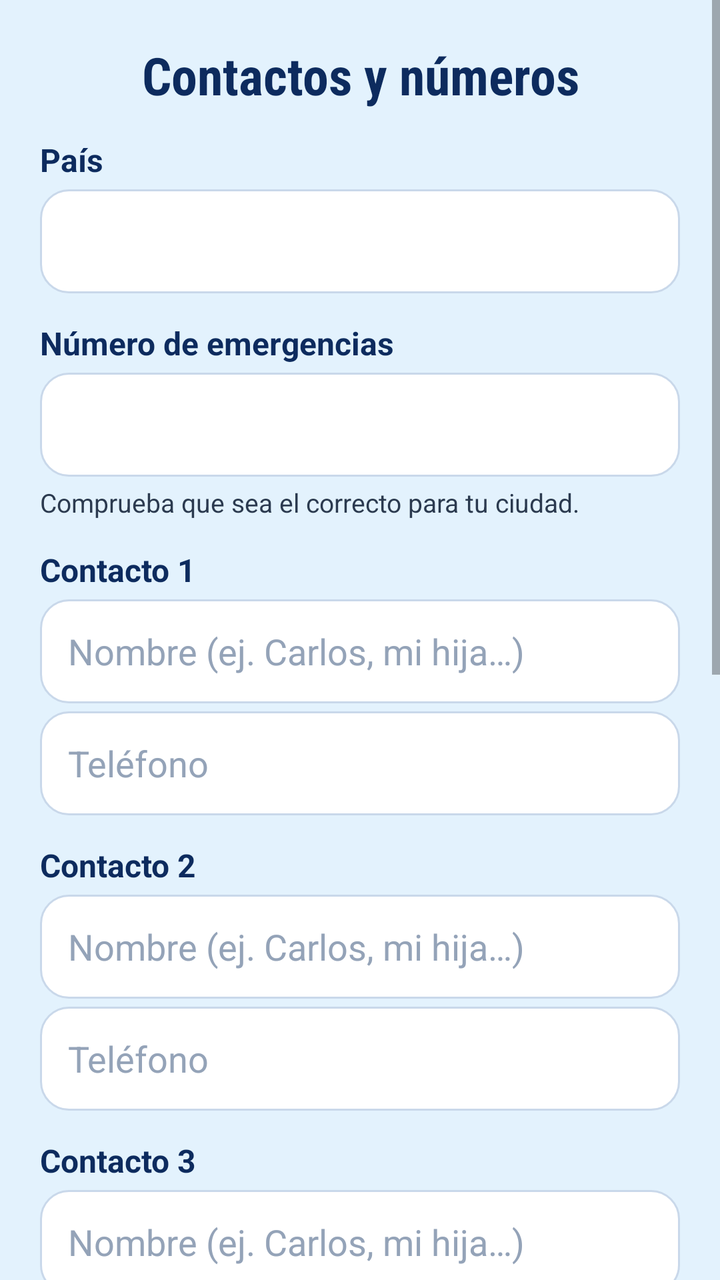
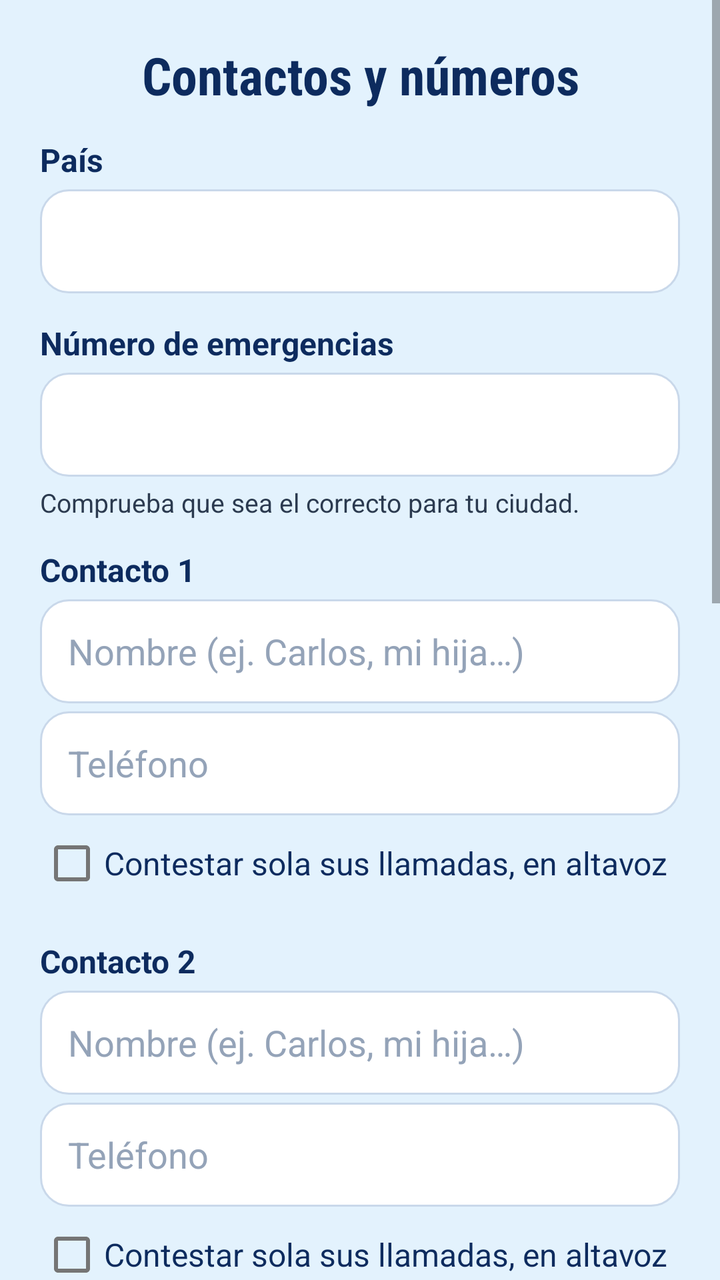

An Android layout rendered at two revisions. The XML below is the earlier revision; the diff shows what the commit changed to produce the second picture.
<!-- AndroidManifest.xml: application theme Theme.MivorKiosk -->
<!-- res/layout/dialog_config.xml -->
<?xml version="1.0" encoding="utf-8"?>
<ScrollView xmlns:android="http://schemas.android.com/apk/res/android"
    xmlns:app="http://schemas.android.com/apk/res-auto"
    android:layout_width="match_parent"
    android:layout_height="wrap_content">

    <LinearLayout
        style="@style/DialogRoot"
        android:layout_width="match_parent"
        android:layout_height="wrap_content">

        <TextView
            style="@style/DialogTitle"
            android:text="Contactos y números" />

        <TextView
            style="@style/FormLabel"
            android:text="País" />

        <Spinner
            android:id="@+id/spCountry"
            style="@style/FormField"
            android:paddingHorizontal="4dp" />

        <TextView
            style="@style/FormLabel"
            android:text="Número de emergencias" />

        <EditText
            android:id="@+id/etEmergency"
            style="@style/FormField"
            android:importantForAutofill="no"
            android:inputType="phone" />

        <TextView
            style="@style/DialogSub"
            android:layout_marginBottom="0dp"
            android:gravity="start"
            android:text="Comprueba que sea el correcto para tu ciudad."
            android:textSize="13sp" />

            <TextView
                style="@style/FormLabel"
                android:text="Contacto 1" />

            <EditText
                android:id="@+id/etName1"
                style="@style/FormField"
                android:hint="Nombre (ej. Carlos, mi hija…)"
                android:importantForAutofill="no"
                android:inputType="textPersonName|textCapWords" />

            <EditText
                android:id="@+id/etPhone1"
                style="@style/FormField"
                android:hint="Teléfono"
                android:importantForAutofill="no"
                android:inputType="phone" />

            <TextView
                style="@style/FormLabel"
                android:text="Contacto 2" />

            <EditText
                android:id="@+id/etName2"
                style="@style/FormField"
                android:hint="Nombre (ej. Carlos, mi hija…)"
                android:importantForAutofill="no"
                android:inputType="textPersonName|textCapWords" />

            <EditText
                android:id="@+id/etPhone2"
                style="@style/FormField"
                android:hint="Teléfono"
                android:importantForAutofill="no"
                android:inputType="phone" />

            <TextView
                style="@style/FormLabel"
                android:text="Contacto 3" />

            <EditText
                android:id="@+id/etName3"
                style="@style/FormField"
                android:hint="Nombre (ej. Carlos, mi hija…)"
                android:importantForAutofill="no"
                android:inputType="textPersonName|textCapWords" />

            <EditText
                android:id="@+id/etPhone3"
                style="@style/FormField"
                android:hint="Teléfono"
                android:importantForAutofill="no"
                android:inputType="phone" />

        <TextView
            style="@style/FormLabel"
            android:text="Grupo de WhatsApp de la familia" />

        <EditText
            android:id="@+id/etGroup"
            style="@style/FormField"
            android:hint="Nombre exacto del grupo"
            android:importantForAutofill="no"
            android:inputType="text|textCapSentences" />

        <TextView
            style="@style/DialogSub"
            android:layout_marginBottom="0dp"
            android:gravity="start"
            android:text="En una emergencia se envía a este grupo el aviso con la ubicación y se hace una llamada grupal. Escríbelo igual que en WhatsApp."
            android:textSize="13sp" />

        <TextView
            style="@style/FormLabel"
            android:text="WhatsApp de la familia" />

        <EditText
            android:id="@+id/etWhatsapp"
            style="@style/FormField"
            android:hint="Número (si lo dejas vacío, el contacto 1)"
            android:importantForAutofill="no"
            android:inputType="phone" />

        <TextView
            style="@style/DialogSub"
            android:layout_marginBottom="0dp"
            android:gravity="start"
            android:text="Recibe las fotos, y el aviso de emergencia si no hay grupo. Con el prefijo del país (+57, +52…) si es de otro país."
            android:textSize="13sp" />

        <TextView
            style="@style/FormLabel"
            android:text="Recordatorio de medicamentos" />

        <EditText
            android:id="@+id/etMeds"
            style="@style/FormField"
            android:gravity="top|start"
            android:hint="Ej.: Losartán 50 mg por la mañana con agua"
            android:importantForAutofill="no"
            android:inputType="textMultiLine|textCapSentences"
            android:minLines="2"
            android:paddingVertical="12dp" />

        <LinearLayout
            android:layout_width="match_parent"
            android:layout_height="wrap_content"
            android:layout_marginTop="18dp"
            android:orientation="horizontal">

            <com.google.android.material.button.MaterialButton
                android:id="@+id/btnCancelConfig"
                style="@style/BigButton.Light"
                android:layout_width="0dp"
                android:layout_marginEnd="6dp"
                android:layout_weight="1"
                android:text="Cancelar" />

            <com.google.android.material.button.MaterialButton
                android:id="@+id/btnSaveConfig"
                style="@style/BigButton"
                android:layout_width="0dp"
                android:layout_marginStart="6dp"
                android:layout_weight="1"
                android:text="Guardar"
                app:backgroundTint="@color/c_blue" />
        </LinearLayout>
    </LinearLayout>
</ScrollView>
<!-- resources referenced by this layout -->
<resources>
  <color name="c_blue">#0A6CF1</color>
  <style name="BigButton" parent="Widget.MaterialComponents.Button">
          <item name="android:layout_width">match_parent</item>
          <item name="android:layout_height">64dp</item>
          <item name="android:layout_marginTop">6dp</item>
          <item name="android:layout_marginBottom">6dp</item>
          <item name="android:textSize">19sp</item>
          <item name="android:textAllCaps">false</item>
          <item name="android:textColor">@android:color/white</item>
          <item name="android:insetTop">0dp</item>
          <item name="android:insetBottom">0dp</item>
          <item name="cornerRadius">20dp</item>
      </style>
  <style name="BigButton.Light">
          <item name="android:textColor">@color/text_title</item>
          <item name="backgroundTint">@color/circle_gray</item>
      </style>
  <style name="DialogRoot">
          <item name="android:padding">20dp</item>
          <item name="android:orientation">vertical</item>
      </style>
  <style name="DialogSub">
          <item name="android:layout_width">match_parent</item>
          <item name="android:layout_height">wrap_content</item>
          <item name="android:gravity">center</item>
          <item name="android:textColor">@color/text_sub</item>
          <item name="android:textSize">16sp</item>
          <item name="android:layout_marginTop">4dp</item>
          <item name="android:layout_marginBottom">16dp</item>
      </style>
  <style name="DialogTitle">
          <item name="android:layout_width">match_parent</item>
          <item name="android:layout_height">wrap_content</item>
          <item name="android:gravity">center</item>
          <item name="android:textColor">@color/text_title</item>
          <item name="android:textSize">26sp</item>
          <item name="android:textStyle">bold</item>
          <item name="android:fontFamily">sans-serif-condensed</item>
      </style>
  <style name="FormField">
          <item name="android:layout_width">match_parent</item>
          <item name="android:layout_height">wrap_content</item>
          <item name="android:layout_marginTop">4dp</item>
          <item name="android:minHeight">52dp</item>
          <item name="android:paddingHorizontal">14dp</item>
          <item name="android:background">@drawable/bg_form_field</item>
          <item name="android:textColor">@color/text_title</item>
          <item name="android:textColorHint">@color/text_muted</item>
          <item name="android:textSize">18sp</item>
      </style>
  <style name="FormLabel">
          <item name="android:layout_width">match_parent</item>
          <item name="android:layout_height">wrap_content</item>
          <item name="android:layout_marginTop">14dp</item>
          <item name="android:textColor">@color/text_title</item>
          <item name="android:textSize">16sp</item>
          <item name="android:textStyle">bold</item>
      </style>
  <style name="Theme.MivorKiosk" parent="Theme.MaterialComponents.DayNight.NoActionBar">
          <item name="colorPrimary">@color/primary</item>
          <item name="colorPrimaryDark">@color/bg_main</item>
          <item name="colorAccent">@color/accent</item>
          <item name="android:windowBackground">@color/bg_main</item>
          <item name="android:statusBarColor">@color/bg_main</item>
          <item name="android:navigationBarColor">@color/bg_main</item>
          <item name="android:windowLightStatusBar">false</item>
      </style>
  <color name="text_title">#0D2B5E</color>
  <color name="circle_gray">#DDE6EE</color>
  <color name="text_sub">#2B3A4F</color>
  <!-- drawable bg_form_field (drawable) -->
  <?xml version="1.0" encoding="utf-8"?>
  <shape xmlns:android="http://schemas.android.com/apk/res/android">
      <solid android:color="#FFFFFF" />
      <corners android:radius="14dp" />
      <stroke android:width="1dp" android:color="#C9D8EA" />
  </shape>
  <color name="text_muted">#94A3B8</color>
  <color name="primary">#0055ff</color>
  <color name="bg_main">#E3F2FD</color>
  <color name="accent">#00ab84</color>
</resources>

<!-- the commit's change to res/layout/dialog_config.xml (unified diff, before → after) -->
@@ -57,6 +57,15 @@
                 android:importantForAutofill="no"
                 android:inputType="phone" />
 
+            <CheckBox
+                android:id="@+id/cbAutoAnswer1"
+                android:layout_width="match_parent"
+                android:layout_height="wrap_content"
+                android:minHeight="48dp"
+                android:text="Contestar sola sus llamadas, en altavoz"
+                android:textColor="@color/text_title"
+                android:textSize="16sp" />
+
             <TextView
                 style="@style/FormLabel"
                 android:text="Contacto 2" />
@@ -75,6 +84,15 @@
                 android:importantForAutofill="no"
                 android:inputType="phone" />
 
+            <CheckBox
+                android:id="@+id/cbAutoAnswer2"
+                android:layout_width="match_parent"
+                android:layout_height="wrap_content"
+                android:minHeight="48dp"
+                android:text="Contestar sola sus llamadas, en altavoz"
+                android:textColor="@color/text_title"
+                android:textSize="16sp" />
+
             <TextView
                 style="@style/FormLabel"
                 android:text="Contacto 3" />
@@ -92,6 +110,15 @@
                 android:hint="Teléfono"
                 android:importantForAutofill="no"
                 android:inputType="phone" />
+
+            <CheckBox
+                android:id="@+id/cbAutoAnswer3"
+                android:layout_width="match_parent"
+                android:layout_height="wrap_content"
+                android:minHeight="48dp"
+                android:text="Contestar sola sus llamadas, en altavoz"
+                android:textColor="@color/text_title"
+                android:textSize="16sp" />
 
         <TextView
             style="@style/FormLabel"
